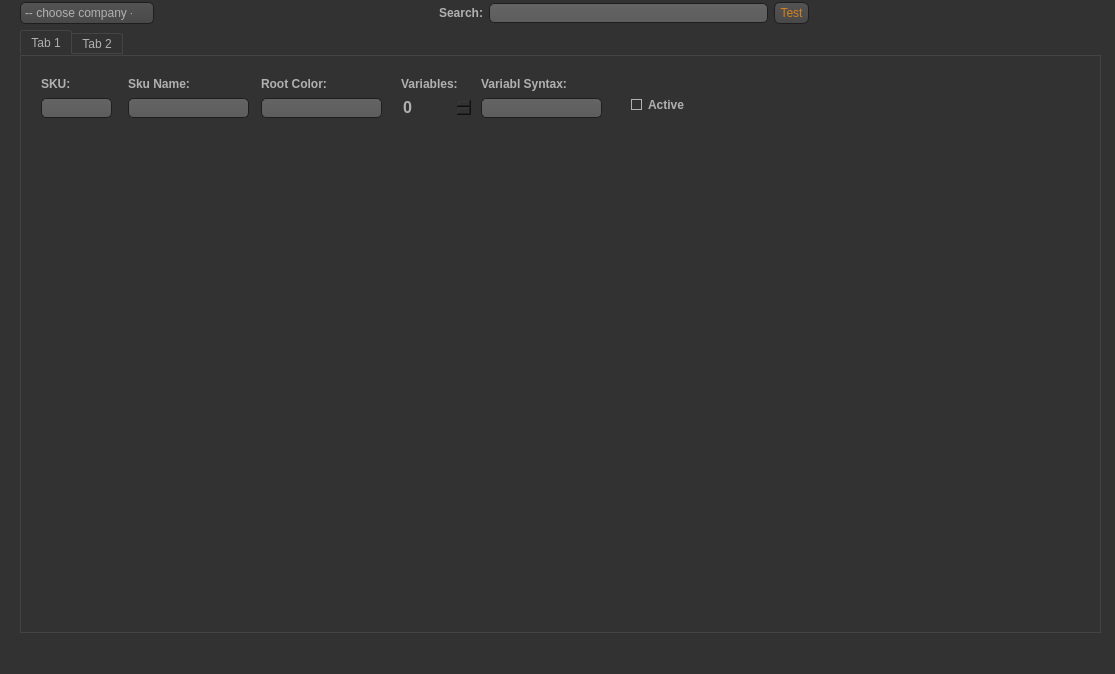
Ink-Pixi/inkpixi-products, file ui/main.ui: the form before one commit.
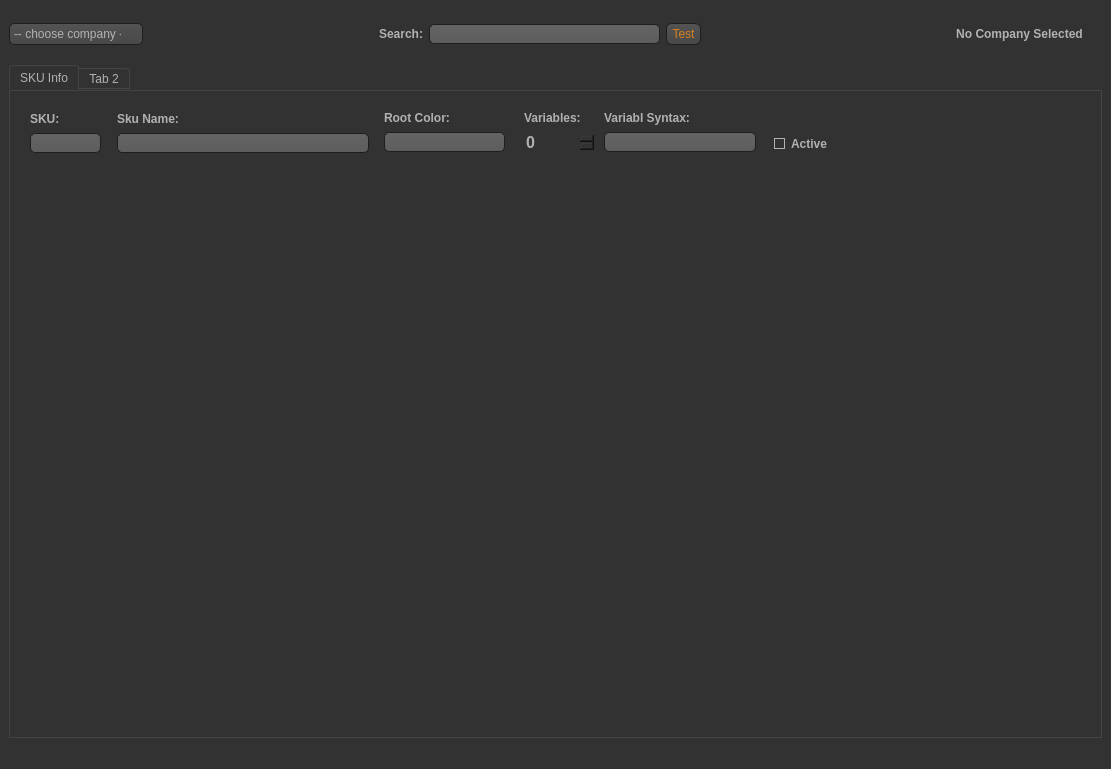
The form after the commit. Icons and pictures are not drawn.

```diff
--- a/ui/main.ui
+++ b/ui/main.ui
@@ -6,8 +6,8 @@
    <rect>
     <x>0</x>
     <y>0</y>
-    <width>1115</width>
-    <height>674</height>
+    <width>1111</width>
+    <height>769</height>
    </rect>
   </property>
   <property name="windowTitle">
@@ -118,6 +118,8 @@
 	border-style: solid;
 	border: 1px solid #1e1e1e;
 	border-radius: 5;
+	font-weight: bold;
+	font-size: 12px;
 }
 
 QPushButton
@@ -497,18 +499,11 @@
 }            </string>
   </property>
   <widget class="QWidget" name="centralwidget">
-   <widget class="QWidget" name="layoutWidget">
-    <property name="geometry">
-     <rect>
-      <x>20</x>
-      <y>2</y>
-      <width>1081</width>
-      <height>631</height>
-     </rect>
-    </property>
     <layout class="QVBoxLayout" name="verticalLayout">
      <item>
-      <layout class="QHBoxLayout" name="horizontalLayout_2">
+     <layout class="QVBoxLayout" name="vlay_main">
+      <item>
+       <layout class="QHBoxLayout" name="hlay_header">
        <item>
         <widget class="QComboBox" name="cbox_company">
          <property name="minimumSize">
@@ -525,7 +520,7 @@
         </widget>
        </item>
        <item>
-        <layout class="QHBoxLayout" name="horizontalLayout">
+         <layout class="QHBoxLayout" name="hlay_search_bar">
          <item>
           <spacer name="horizontalSpacer">
            <property name="orientation">
@@ -573,11 +568,17 @@
        </item>
        <item>
         <widget class="QLabel" name="lblLogo">
+          <property name="minimumSize">
+           <size>
+            <width>165</width>
+            <height>50</height>
+           </size>
+          </property>
          <property name="text">
-          <string/>
-         </property>
-         <property name="pixmap">
-          <pixmap resource="resources.qrc">:/images/images/pixi_logo_new.png</pixmap>
+           <string>No Company Selected</string>
+          </property>
+          <property name="alignment">
+           <set>Qt::AlignCenter</set>
          </property>
         </widget>
        </item>
@@ -587,13 +588,13 @@
       <widget class="QTabWidget" name="tabWidget">
        <widget class="QWidget" name="tab">
         <attribute name="title">
-         <string>Tab 1</string>
+          <string>SKU Info</string>
         </attribute>
         <widget class="QWidget" name="layoutWidget_2">
          <property name="geometry">
           <rect>
-           <x>240</x>
-           <y>20</y>
+            <x>374</x>
+            <y>19</y>
            <width>121</width>
            <height>42</height>
           </rect>
@@ -620,7 +621,7 @@
           <rect>
            <x>107</x>
            <y>20</y>
-           <width>121</width>
+            <width>252</width>
            <height>42</height>
           </rect>
          </property>
@@ -634,6 +635,12 @@
           </item>
           <item>
            <widget class="QLineEdit" name="le_root_sku_name">
+             <property name="minimumSize">
+              <size>
+               <width>250</width>
+               <height>0</height>
+              </size>
+             </property>
             <property name="alignment">
              <set>Qt::AlignCenter</set>
             </property>
@@ -644,9 +651,9 @@
         <widget class="QWidget" name="layoutWidget_4">
          <property name="geometry">
           <rect>
-           <x>460</x>
-           <y>20</y>
-           <width>121</width>
+            <x>594</x>
+            <y>19</y>
+            <width>152</width>
            <height>42</height>
           </rect>
          </property>
@@ -660,6 +667,12 @@
           </item>
           <item>
            <widget class="QLineEdit" name="le_variable_syntax">
+             <property name="minimumSize">
+              <size>
+               <width>150</width>
+               <height>0</height>
+              </size>
+             </property>
             <property name="alignment">
              <set>Qt::AlignCenter</set>
             </property>
@@ -670,13 +683,13 @@
         <widget class="QWidget" name="layoutWidget_5">
          <property name="geometry">
           <rect>
-           <x>380</x>
-           <y>20</y>
+            <x>514</x>
+            <y>19</y>
            <width>71</width>
-           <height>42</height>
-          </rect>
-         </property>
-         <layout class="QVBoxLayout" name="verticalLayout_6">
+            <height>43</height>
+           </rect>
+          </property>
+          <layout class="QVBoxLayout" name="vlay_variable_count">
           <item>
            <widget class="QLabel" name="lbl_variable_count">
             <property name="text">
@@ -700,8 +713,8 @@
         <widget class="QCheckBox" name="chk_active">
          <property name="geometry">
           <rect>
-           <x>610</x>
-           <y>40</y>
+            <x>764</x>
+            <y>44</y>
            <width>70</width>
            <height>17</height>
           </rect>
@@ -715,7 +728,7 @@
           <string>Active</string>
          </property>
         </widget>
-        <widget class="QWidget" name="">
+         <widget class="QWidget" name="layoutWidget">
          <property name="geometry">
           <rect>
            <x>20</x>
@@ -724,7 +737,7 @@
            <height>42</height>
           </rect>
          </property>
-         <layout class="QVBoxLayout" name="verticalLayout_2">
+          <layout class="QVBoxLayout" name="vlay_sku">
           <item>
            <widget class="QLabel" name="lbl_root_sku">
             <property name="text">
@@ -758,7 +771,10 @@
       </widget>
      </item>
     </layout>
-   </widget>
+    </item>
+   </layout>
+   <zorder>layoutWidget</zorder>
+   <zorder>tabWidget</zorder>
   </widget>
   <widget class="QMenuBar" name="menubar">
    <property name="geometry">
```
Left out of the diff: 14 changed lines with no effect on the pictures. Lines whose indentation alone changed are shown as unchanged.
